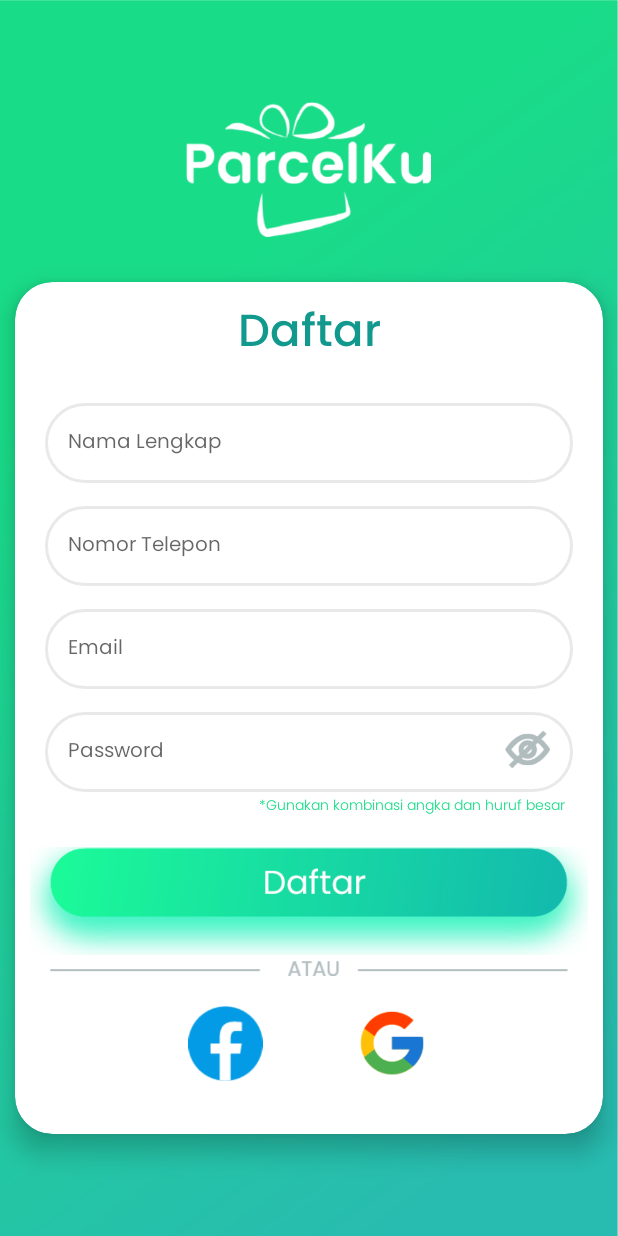
After one commit to Udean2122/MyParcel, an Android app: the layout daftar.xml on its own in the app's theme, with its tools: preview values and no code run, on a phone screen of 412 x 824 dp. The commit adds this screen. Run offline under Robolectric (Android 15) with nearby library versions, the phone set to English and light mode, and no system bars.

Commit message:
Rifqi Commit V2 : adding 1 layout daftar

```diff
--- /dev/null
+++ b/app/src/main/res/drawable/bg_order.xml
@@ -0,0 +1,11 @@
+<?xml version="1.0" encoding="utf-8"?>
+<shape xmlns:android="http://schemas.android.com/apk/res/android"
+    android:shape="rectangle">
+    <solid android:color="#00FFFFFF"/>
+    <corners android:bottomLeftRadius="40dp"
+        android:bottomRightRadius="40dp"
+        android:topLeftRadius="40dp"
+        android:topRightRadius="40dp"/>
+    <stroke android:color="#E9E9E9"
+        android:width="2dp"/>
+</shape>
--- /dev/null
+++ b/app/src/main/res/drawable/bg_register.xml
@@ -0,0 +1,11 @@
+<?xml version="1.0" encoding="utf-8"?>
+<shape xmlns:android="http://schemas.android.com/apk/res/android"
+    android:shape="rectangle">
+    <solid android:color="#00FFFFFF"/>
+    <corners android:bottomLeftRadius="10dp"
+        android:bottomRightRadius="10dp"
+        android:topLeftRadius="10dp"
+        android:topRightRadius="10dp"/>
+    <stroke android:color="#BDBBBB"
+        android:width="0.8dp"/>
+</shape>
--- /dev/null
+++ b/app/src/main/res/layout/daftar.xml
@@ -0,0 +1,191 @@
+<?xml version="1.0" encoding="utf-8"?>
+<LinearLayout xmlns:android="http://schemas.android.com/apk/res/android"
+    xmlns:app="http://schemas.android.com/apk/res-auto"
+    android:background="@drawable/bgasset23"
+    android:orientation="vertical"
+    android:layout_gravity="center"
+    android:gravity="center"
+    android:layout_width="match_parent"
+    android:layout_height="match_parent">
+
+    <ImageView
+        android:layout_gravity="center"
+        android:src="@drawable/logoasset2"
+        android:layout_width="190dp"
+        android:layout_height="90dp"/>
+
+    <androidx.cardview.widget.CardView
+        app:cardCornerRadius="25dp"
+        app:cardElevation="10dp"
+        android:layout_marginTop="30dp"
+        android:layout_marginEnd="10dp"
+        android:layout_marginStart="10dp"
+        android:background="#fff"
+        android:layout_width="match_parent"
+        android:layout_height="wrap_content">
+
+        <LinearLayout
+            android:layout_margin="10dp"
+            android:orientation="vertical"
+            android:layout_width="match_parent"
+            android:layout_height="wrap_content">
+
+            <TextView
+                android:text="Daftar"
+                android:textSize="30dp"
+                android:gravity="center"
+                android:textColor="#11998E"
+                android:fontFamily="@font/poppins_medium"
+                android:layout_width="match_parent"
+                android:layout_height="wrap_content"/>
+
+            <EditText
+                android:id="@+id/namaLengkapDaftar"
+                android:hint="Nama Lengkap"
+                android:paddingStart="15dp"
+                android:paddingEnd="10dp"
+                android:paddingTop="15dp"
+                android:paddingBottom="15dp"
+                android:textSize="13dp"
+                android:fontFamily="@font/poppins_regular"
+                android:background="@drawable/bg_order"
+                android:layout_marginTop="20dp"
+                android:layout_marginStart="10dp"
+                android:layout_marginEnd="10dp"
+                android:layout_width="match_parent"
+                android:layout_height="wrap_content"/>
+
+            <EditText
+                android:id="@+id/nomorTeleponDaftar"
+                android:hint="Nomor Telepon"
+                android:inputType="number"
+                android:paddingStart="15dp"
+                android:paddingEnd="10dp"
+                android:paddingTop="15dp"
+                android:paddingBottom="15dp"
+                android:textSize="13dp"
+                android:fontFamily="@font/poppins_regular"
+                android:background="@drawable/bg_order"
+                android:layout_marginTop="15dp"
+                android:layout_marginStart="10dp"
+                android:layout_marginEnd="10dp"
+                android:layout_width="match_parent"
+                android:layout_height="wrap_content"/>
+
+            <EditText
+                android:id="@+id/emailDaftar"
+                android:hint="Email"
+                android:paddingStart="15dp"
+                android:paddingEnd="10dp"
+                android:paddingTop="15dp"
+                android:paddingBottom="15dp"
+                android:textSize="13dp"
+                android:fontFamily="@font/poppins_regular"
+                android:background="@drawable/bg_order"
+                android:layout_marginTop="15dp"
+                android:layout_marginStart="10dp"
+                android:layout_marginEnd="10dp"
+                android:layout_width="match_parent"
+                android:layout_height="wrap_content"/>
+
+            <RelativeLayout
+                android:layout_marginTop="15dp"
+                android:layout_marginStart="10dp"
+                android:layout_marginEnd="10dp"
+                android:layout_width="match_parent"
+                android:layout_height="wrap_content">
+
+                <EditText
+                    android:id="@+id/passwordDaftar"
+                    android:hint="Password"
+                    android:paddingStart="15dp"
+                    android:paddingEnd="10dp"
+                    android:paddingTop="15dp"
+                    android:paddingBottom="15dp"
+                    android:textSize="13dp"
+                    android:fontFamily="@font/poppins_regular"
+                    android:background="@drawable/bg_order"
+                    android:layout_width="match_parent"
+                    android:layout_height="wrap_content"/>
+
+                <ImageView
+                    android:id="@+id/hidePasswordDaftar"
+                    android:layout_alignParentEnd="true"
+                    android:src="@drawable/notseeasset12"
+                    android:layout_marginEnd="15dp"
+                    android:layout_marginTop="10dp"
+                    android:layout_width="30dp"
+                    android:layout_height="30dp"/>
+
+                <ImageView
+                    android:id="@+id/seePasswordDaftar"
+                    android:layout_alignParentEnd="true"
+                    android:layout_marginEnd="15dp"
+                    android:layout_marginTop="10dp"
+                    android:src="@drawable/seeasset13"
+                    android:layout_width="30dp"
+                    android:layout_height="30dp"/>
+
+            </RelativeLayout>
+
+            <TextView
+                android:text="*Gunakan kombinasi angka dan huruf besar"
+                android:textColor="#19dc88"
+                android:layout_marginTop="2dp"
+                android:gravity="end"
+                android:layout_marginEnd="15dp"
+                android:textSize="9dp"
+                android:fontFamily="@font/poppins_light"
+                android:layout_width="match_parent"
+                android:layout_height="wrap_content"/>
+
+
+            <ImageView
+                android:id="@+id/daftarButton"
+                android:layout_marginTop="15dp"
+                android:src="@drawable/daftarbuttonasset10"
+                android:layout_width="match_parent"
+                android:layout_height="80dp"/>
+
+            <ImageView
+                android:src="@drawable/atauasset19"
+                android:layout_width="match_parent"
+                android:layout_height="10dp"/>
+
+            <LinearLayout
+                android:layout_marginTop="15dp"
+                android:layout_marginBottom="20dp"
+                android:orientation="horizontal"
+                android:weightSum="50"
+                android:gravity="center"
+                android:layout_width="match_parent"
+                android:layout_height="match_parent">
+
+                <ImageView
+                    android:id="@+id/facebookDaftar"
+                    android:src="@drawable/facebooklogoasset20"
+                    android:layout_weight="10"
+                    android:layout_gravity="center"
+                    android:layout_width="0dp"
+                    android:layout_height="50dp"/>
+
+                <View
+                    android:layout_weight="5"
+                    android:layout_width="0dp"
+                    android:layout_height="0dp"/>
+
+                <ImageView
+                    android:id="@+id/googleDaftar"
+                    android:src="@drawable/googlelogoasset21"
+                    android:layout_weight="10"
+                    android:layout_width="0dp"
+                    android:layout_height="60dp"/>
+
+            </LinearLayout>
+
+        </LinearLayout>
+
+    </androidx.cardview.widget.CardView>
+
+
+</LinearLayout>
--- a/app/src/main/res/layout/keranjang_adapter.xml
+++ b/app/src/main/res/layout/keranjang_adapter.xml
@@ -1,7 +1,7 @@
 <?xml version="1.0" encoding="utf-8"?>
 <LinearLayout xmlns:android="http://schemas.android.com/apk/res/android"
     android:layout_width="match_parent"
-    android:layout_height="match_parent"
+    android:layout_height="wrap_content"
     xmlns:app="http://schemas.android.com/apk/res-auto">
 
     <androidx.cardview.widget.CardView
```
Also changed, not shown: app/src/main/res/drawable/atauasset19.png (added), app/src/main/res/drawable/bgasset23.png (added), app/src/main/res/drawable/daftarbuttonasset10.png (added), app/src/main/res/drawable/daftarbuttonasset8.png (added), app/src/main/res/drawable/facebooklogoasset20.png (added), app/src/main/res/drawable/googlelogoasset21.png (added).
